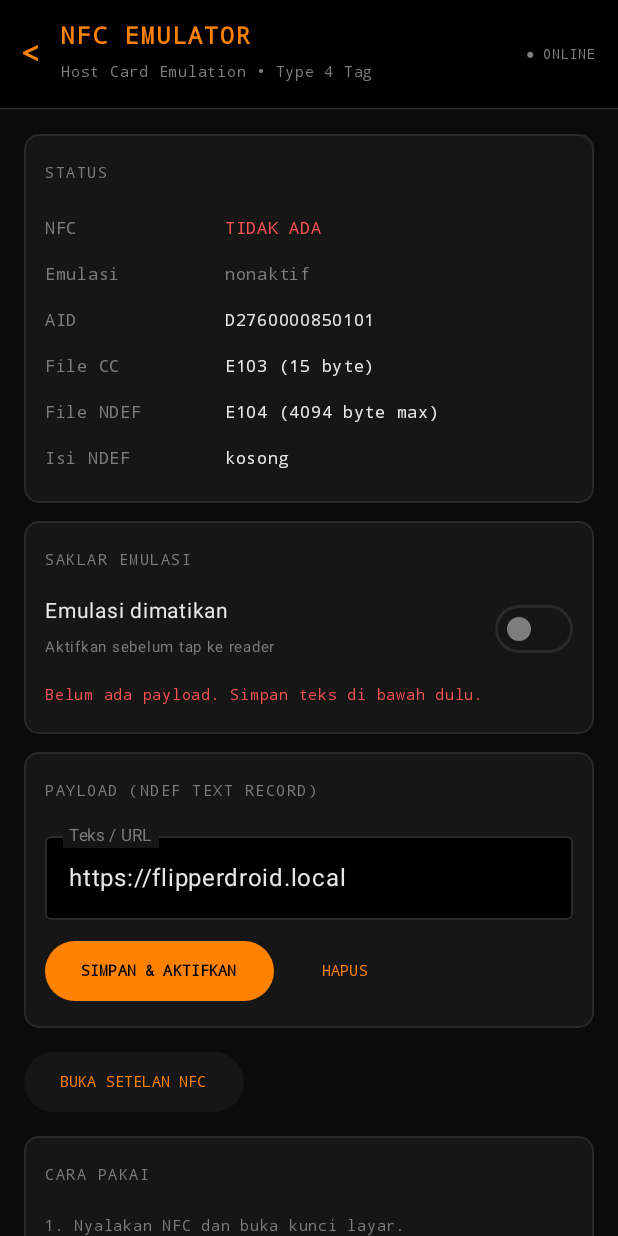
After one commit to RAMADHONE107/flipperdroid, an Android app built with Jetpack Compose: the composable HceScreen shown on its own in the app's theme, on a phone screen of 412 x 824 dp. The commit adds this screen. Run offline under Robolectric (Android 15) with nearby library versions, the phone set to English and light mode, and no system bars.

Commit message:
feat: NFC HCE emulator (Type 4 Tag APDU, NDEF text/URL)

```diff
--- a/app/src/main/java/dev/flipperdroid/MainActivity.kt
+++ b/app/src/main/java/dev/flipperdroid/MainActivity.kt
@@ -16,6 +16,7 @@ import dev.flipperdroid.ui.AboutScreen
 import dev.flipperdroid.ui.CapsScreen
 import dev.flipperdroid.ui.FlipperTheme
 import dev.flipperdroid.ui.HardwareMissingScreen
+import dev.flipperdroid.ui.HceScreen
 import dev.flipperdroid.ui.HidScreen
 import dev.flipperdroid.ui.HomeScreen
 import dev.flipperdroid.ui.IrScreen
@@ -46,6 +47,7 @@ private fun App() {
         Screen.Home -> HomeScreen(onOpen = { screen = it })
         Screen.Ir -> IrScreen(onBack = { screen = Screen.Home })
         Screen.Nfc -> NfcScreen(onBack = { screen = Screen.Home })
+        Screen.Hce -> HceScreen(onBack = { screen = Screen.Home })
         Screen.Hid -> HidScreen(onBack = { screen = Screen.Home })
         Screen.Caps -> CapsScreen(onBack = { screen = Screen.Home })
         Screen.About -> AboutScreen(onBack = { screen = Screen.Home })
--- /dev/null
+++ b/app/src/main/java/dev/flipperdroid/hce/NdefEmulator.kt
@@ -0,0 +1,106 @@
+package dev.flipperdroid.hce
+
+import android.content.Context
+import android.nfc.NdefMessage
+import android.nfc.NdefRecord
+import android.util.Base64
+
+/**
+ * Menyimpan NDEF message yang diemulasikan + membangun file
+ * Capability Container (CC) dan NDEF file sesuai NFC Forum
+ * "Type 4 Tag Operation" v2.0.
+ */
+object NdefEmulator {
+
+    const val AID_HEX = "D2760000850101"
+
+    val AID: ByteArray = byteArrayOf(
+        0xD2.toByte(), 0x76, 0x00, 0x00, 0x85.toByte(), 0x01, 0x01
+    )
+
+    /** Ukuran maksimum isi NDEF (tanpa 2 byte NLEN). */
+    const val MAX_NDEF_SIZE = 0x0FFE
+
+    private const val PREFS = "flipperdroid_hce"
+    private const val KEY_MESSAGE = "message"
+    private const val KEY_ENABLED = "enabled"
+
+    @Volatile
+    private var cachedMessage: ByteArray? = null
+
+    @Volatile
+    private var cachedEnabled: Boolean? = null
+
+    /**
+     * Capability Container (15 byte, file E103).
+     * CCLEN | mapping version | MLe | MLc | TLV NDEF File Control
+     */
+    fun capabilityContainer(): ByteArray = byteArrayOf(
+        0x00, 0x0F,
+        0x20,
+        0x00, 0xFF.toByte(),
+        0x00, 0xFF.toByte(),
+        0x04, 0x06,
+        0xE1.toByte(), 0x04,
+        ((MAX_NDEF_SIZE shr 8) and 0xFF).toByte(),
+        (MAX_NDEF_SIZE and 0xFF).toByte(),
+        0x00,
+        0x00
+    )
+
+    /** File E104: [NLEN 2 byte][NDEF message][padding 0]. */
+    fun fileFromMessage(message: ByteArray?): ByteArray {
+        val file = ByteArray(MAX_NDEF_SIZE + 2)
+        val length = message?.size ?: 0
+        val safeLength = length.coerceIn(0, MAX_NDEF_SIZE)
+        file[0] = ((safeLength shr 8) and 0xFF).toByte()
+        file[1] = (safeLength and 0xFF).toByte()
+        if (message != null && safeLength > 0) {
+            System.arraycopy(message, 0, file, 2, safeLength)
+        }
+        return file
+    }
+
+    fun textMessage(text: String): ByteArray =
+        NdefMessage(arrayOf(NdefRecord.createTextRecord("en", text))).toByteArray()
+
+    fun message(context: Context): ByteArray? {
+        cachedMessage?.let { return it }
+        val prefs = context.getSharedPreferences(PREFS, Context.MODE_PRIVATE)
+        val raw = prefs.getString(KEY_MESSAGE, null) ?: return null
+        val bytes = try {
+            Base64.decode(raw, Base64.NO_WRAP)
+        } catch (e: Exception) {
+            null
+        }
+        cachedMessage = bytes
+        return bytes
+    }
+
+    fun setMessage(context: Context, message: ByteArray?) {
+        cachedMessage = message
+        val editor = context.getSharedPreferences(PREFS, Context.MODE_PRIVATE).edit()
+        if (message == null) {
+            editor.remove(KEY_MESSAGE)
+        } else {
+            editor.putString(KEY_MESSAGE, Base64.encodeToString(message, Base64.NO_WRAP))
+        }
+        editor.apply()
+    }
+
+    fun isEnabled(context: Context): Boolean {
+        cachedEnabled?.let { return it }
+        val prefs = context.getSharedPreferences(PREFS, Context.MODE_PRIVATE)
+        val value = prefs.getBoolean(KEY_ENABLED, false)
+        cachedEnabled = value
+        return value
+    }
+
+    fun setEnabled(context: Context, enabled: Boolean) {
+        cachedEnabled = enabled
+        context.getSharedPreferences(PREFS, Context.MODE_PRIVATE)
+            .edit()
+            .putBoolean(KEY_ENABLED, enabled)
+            .apply()
+    }
+}
--- /dev/null
+++ b/app/src/main/java/dev/flipperdroid/ui/HceScreen.kt
@@ -0,0 +1,219 @@
+package dev.flipperdroid.ui
+
+import android.content.Intent
+import android.nfc.NdefMessage
+import android.nfc.NfcAdapter
+import android.provider.Settings
+import androidx.compose.foundation.layout.Arrangement
+import androidx.compose.foundation.layout.Row
+import androidx.compose.foundation.layout.fillMaxWidth
+import androidx.compose.material3.Button
+import androidx.compose.material3.ButtonDefaults
+import androidx.compose.material3.OutlinedTextField
+import androidx.compose.material3.OutlinedTextFieldDefaults
+import androidx.compose.material3.Switch
+import androidx.compose.material3.SwitchDefaults
+import androidx.compose.material3.Text
+import androidx.compose.runtime.Composable
+import androidx.compose.runtime.getValue
+import androidx.compose.runtime.mutableStateOf
+import androidx.compose.runtime.remember
+import androidx.compose.runtime.setValue
+import androidx.compose.ui.Alignment
+import androidx.compose.ui.Modifier
+import androidx.compose.ui.graphics.Color
+import androidx.compose.ui.platform.LocalContext
+import androidx.compose.ui.text.font.FontFamily
+import androidx.compose.ui.text.font.FontWeight
+import androidx.compose.ui.unit.dp
+import androidx.compose.ui.unit.sp
+import dev.flipperdroid.hce.NdefEmulator
+import dev.flipperdroid.nfc.NfcReader
+
+@Composable
+fun HceScreen(onBack: () -> Unit) {
+    val ctx = LocalContext.current
+    val adapter = remember { NfcAdapter.getDefaultAdapter(ctx) }
+
+    var enabled by remember { mutableStateOf(NdefEmulator.isEnabled(ctx)) }
+    var message by remember { mutableStateOf(NdefEmulator.message(ctx)) }
+    var text by remember {
+        mutableStateOf(
+            message?.let { bytes ->
+                NfcReader.textOf(runCatching { NdefMessage(bytes) }.getOrNull())
+            } ?: "https://flipperdroid.local"
+        )
+    }
+    var status by remember { mutableStateOf("") }
+
+    val parsed = message?.let { runCatching { NdefMessage(it) }.getOrNull() }
+    val preview = NfcReader.describeMessage(parsed)
+    val nfcOn = adapter?.isEnabled == true
+
+    FlipperScreen(
+        title = "NFC Emulator",
+        subtitle = "Host Card Emulation • Type 4 Tag",
+        onBack = onBack
+    ) {
+        Panel(title = "status") {
+            KeyValue("NFC", if (adapter == null) "TIDAK ADA" else if (nfcOn) "aktif" else "mati",
+                if (nfcOn) FlipperGreen else FlipperRed)
+            KeyValue("Emulasi", if (enabled) "AKTIF" else "nonaktif",
+                if (enabled) FlipperGreen else FlipperDim)
+            KeyValue("AID", NdefEmulator.AID_HEX)
+            KeyValue("File CC", "E103 (15 byte)")
+            KeyValue("File NDEF", "E104 (${NdefEmulator.MAX_NDEF_SIZE} byte max)")
+            KeyValue("Isi NDEF", if (message == null) "kosong" else "${message!!.size} byte")
+            if (status.isNotEmpty()) {
+                Gap(8)
+                Mono(status, 11, FlipperOrange)
+            }
+        }
+
+        Gap()
+
+        Panel(title = "saklar emulasi") {
+            Row(
+                modifier = Modifier.fillMaxWidth(),
+                verticalAlignment = Alignment.CenterVertically
+            ) {
+                androidx.compose.foundation.layout.Column(Modifier.weight(1f)) {
+                    Text(
+                        if (enabled) "HP sedang jadi kartu NDEF" else "Emulasi dimatikan",
+                        color = FlipperText,
+                        fontSize = 14.sp
+                    )
+                    Text(
+                        if (enabled) "Tempelkan punggung HP ke reader" else "Aktifkan sebelum tap ke reader",
+                        color = FlipperDim,
+                        fontSize = 10.sp
+                    )
+                }
+                Switch(
+                    checked = enabled,
+                    onCheckedChange = {
+                        enabled = it
+                        NdefEmulator.setEnabled(ctx, it)
+                        status = if (it) "Emulasi diaktifkan." else "Emulasi dimatikan."
+                    },
+                    colors = SwitchDefaults.colors(
+                        checkedThumbColor = Color.Black,
+                        checkedTrackColor = FlipperOrange,
+                        uncheckedThumbColor = FlipperDim,
+                        uncheckedTrackColor = FlipperPanel,
+                        uncheckedBorderColor = FlipperLine
+                    )
+                )
+            }
+
+            if (message == null) {
+                Gap(8)
+                Mono("Belum ada payload. Simpan teks di bawah dulu.", 10, FlipperRed)
+            }
+        }
+
+        Gap()
+
+        Panel(title = "payload (NDEF text record)") {
+            OutlinedTextField(
+                value = text,
+                onValueChange = { text = it },
+                label = { Text("Teks / URL", fontSize = 11.sp) },
+                colors = OutlinedTextFieldDefaults.colors(
+                    focusedBorderColor = FlipperOrange,
+                    unfocusedBorderColor = FlipperLine,
+                    focusedLabelColor = FlipperOrange,
+                    unfocusedLabelColor = FlipperDim,
+                    cursorColor = FlipperOrange,
+                    focusedTextColor = FlipperText,
+                    unfocusedTextColor = FlipperText,
+                    focusedContainerColor = Color.Black,
+                    unfocusedContainerColor = Color.Black
+                ),
+                modifier = Modifier.fillMaxWidth()
+            )
+            Gap(10)
+            Row(horizontalArrangement = Arrangement.spacedBy(8.dp)) {
+                Button(
+                    onClick = {
+                        if (text.isBlank()) {
+                            status = "Teks masih kosong."
+                        } else {
+                            val bytes = NdefEmulator.textMessage(text)
+                            NdefEmulator.setMessage(ctx, bytes)
+                            NdefEmulator.setEnabled(ctx, true)
+                            message = bytes
+                            enabled = true
+                            status = "Payload disimpan & emulasi aktif."
+                        }
+                    },
+                    colors = ButtonDefaults.buttonColors(containerColor = FlipperOrange, contentColor = Color.Black)
+                ) {
+                    Text(
+                        "SIMPAN & AKTIFKAN",
+                        fontFamily = FontFamily.Monospace,
+                        fontSize = 10.sp,
+                        fontWeight = FontWeight.Bold
+                    )
+                }
+                Button(
+                    onClick = {
+                        NdefEmulator.setMessage(ctx, null)
+                        NdefEmulator.setEnabled(ctx, false)
+                        message = null
+                        enabled = false
+                        status = "Payload dihapus."
+                    },
+                    colors = ButtonDefaults.buttonColors(containerColor = FlipperPanel, contentColor = FlipperOrange)
+                ) {
+                    Text("HAPUS", fontFamily = FontFamily.Monospace, fontSize = 10.sp)
+                }
+            }
+
+            if (preview.isNotEmpty()) {
+                Gap(10)
+                preview.forEach { line -> Mono("• $line", 10, FlipperText) }
+            }
+        }
+
+        if (!nfcOn) {
+            Gap()
+            Button(
+                onClick = {
+                    try {
+                        ctx.startActivity(Intent(Settings.ACTION_NFC_SETTINGS))
+                    } catch (e: Exception) {
+                        status = "Gagal buka setelan: ${e.message}"
+                    }
+                },
+                colors = ButtonDefaults.buttonColors(containerColor = FlipperPanel, contentColor = FlipperOrange)
+            ) {
+                Text("BUKA SETELAN NFC", fontFamily = FontFamily.Monospace, fontSize = 10.sp)
+            }
+        }
+
+        Gap()
+
+        Panel(title = "cara pakai") {
+            Mono("1. Nyalakan NFC dan buka kunci layar.", 10, FlipperDim)
+            Gap(4)
+            Mono("2. Simpan payload, lalu pastikan saklar emulasi AKTIF.", 10, FlipperDim)
+            Gap(4)
+            Mono("3. Tempel punggung HP ke reader NFC (HP lain, Flipper, ACR122U, dll).", 10, FlipperDim)
+            Gap(4)
+            Mono("4. Reader harus mendukung NFC Forum Type 4 Tag / NDEF.", 10, FlipperDim)
+        }
+
+        Gap()
+
+        Panel(title = "batasan") {
+            Mono("• Hanya NDEF (teks/URL). Bukan emulasi kartu akses atau kartu bank.", 10, FlipperDim)
+            Gap(4)
+            Mono("• UID kartu tetap milik chip NFC HP, tidak bisa dipalsukan.", 10, FlipperDim)
+            Gap(4)
+            Mono("• Beberapa HP mematikan HCE saat layar mati atau aplikasi di background.", 10, FlipperDim)
+            Gap(4)
+            Mono("• Pembayaran NFC (tap-to-pay) tetap memakai aplikasi wallet masing-masing.", 10, FlipperDim)
+        }
+    }
+}
--- /dev/null
+++ b/app/src/main/res/values/strings.xml
@@ -0,0 +1,6 @@
+<?xml version="1.0" encoding="utf-8"?>
+<resources>
+    <string name="app_name">FlipperDroid</string>
+    <string name="hce_description">FlipperDroid NDEF emulator (Type 4 Tag)</string>
+    <string name="hce_aid_group">FlipperDroid NDEF</string>
+</resources>
```
Also changed, not shown: app/src/main/AndroidManifest.xml (+12 -0 lines), app/src/main/java/dev/flipperdroid/hce/NdefHostApduService.kt (added, +141 -0 lines), app/src/main/java/dev/flipperdroid/nfc/NfcReader.kt (+18 -0 lines), app/src/main/java/dev/flipperdroid/ui/Home.kt (+10 -1 lines), app/src/main/res/xml/apduservice.xml (added, +11 -0 lines), 1 other file.
